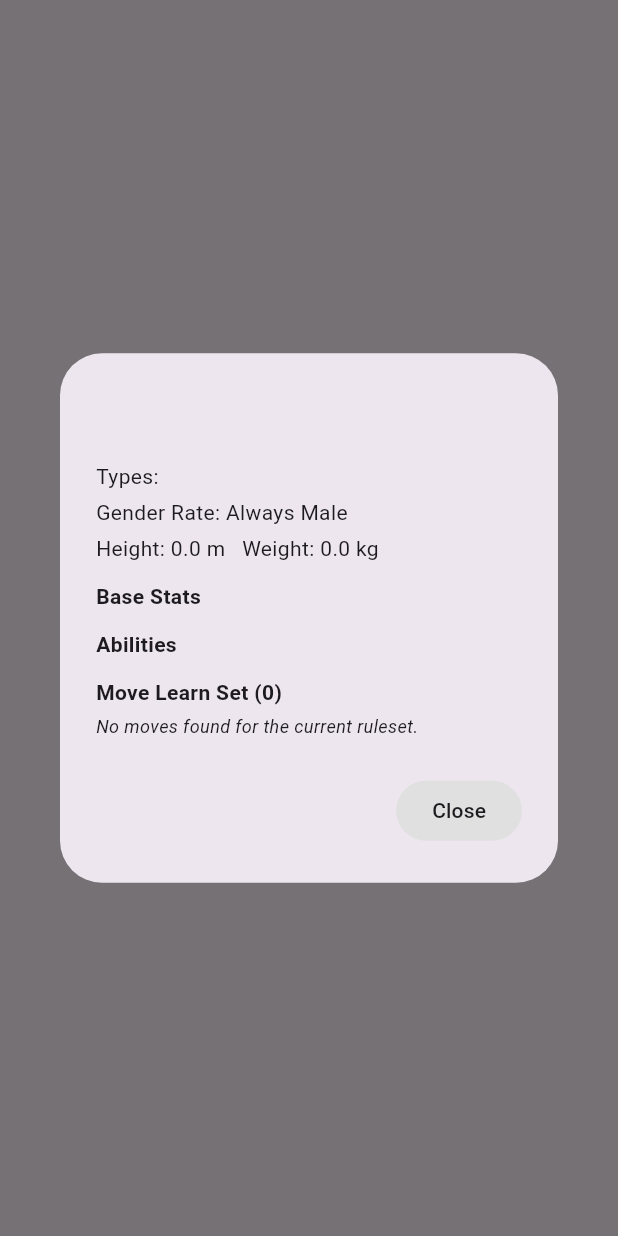
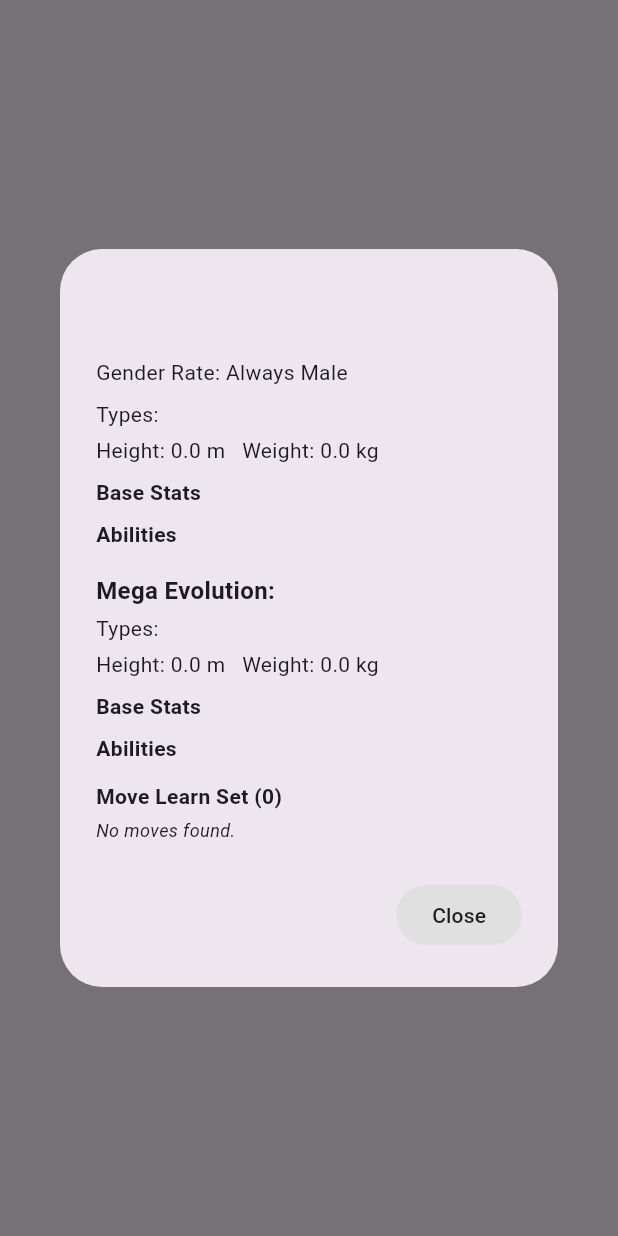
Before and after one commit to gitbackerZ/VGCCLegacy, a Flutter app: what showPokemonInfoDialog() shows on an empty page, opened directly with empty values, on a phone screen of 412 x 824 dp. Run offline on Flutter 3.47's test engine with Material 3 defaults, Android fonts, the phone set to English and light mode, and no system bars; our stand-ins replace shared_preferences; accounts and stored records are empty; network calls fail.

Commit message:
polished learnset fetching as well as local indexing. megaforms now included.

```diff
--- a/lib/dialogs/team_builder/pokemon_info_dialog.dart
+++ b/lib/dialogs/team_builder/pokemon_info_dialog.dart
@@ -2,7 +2,12 @@
 import '../../models/pokemon_details.dart';
 import '../../theme/adaptive_field_theme.dart';
 
-Future<void> showPokemonInfoDialog(BuildContext context, PokemonDetails details) {
+Future<void> showPokemonInfoDialog(
+  BuildContext context,
+  PokemonDetails details, {
+  PokemonDetails? megaDetails,
+  String? megaFormName,
+}) {
   String genderRateLabel(int rate) {
     if (rate == -1) return 'Genderless';
     if (rate == 0) return 'Always Male';
@@ -11,12 +16,25 @@
     return '$femalePercent% Female / ${100 - femalePercent}% Male';
   }
 
-  final movesByMethod = <String, List<LearnableMove>>{};
-  for (final m in details.moveLearnSet) {
-    movesByMethod.putIfAbsent(m.learnMethod, () => []).add(m);
+  Widget buildSection(PokemonDetails d) {
+    return Column(
+      crossAxisAlignment: CrossAxisAlignment.start,
+      mainAxisSize: MainAxisSize.min,
+      children: [
+        Text('Types: ${d.types.map((t) => t.toUpperCase()).join(' / ')}'),
+        const SizedBox(height: 4),
+        Text(
+            'Height: ${d.heightMeters.toStringAsFixed(1)} m   Weight: ${d.weightKilograms.toStringAsFixed(1)} kg'),
+        const SizedBox(height: 8),
+        const Text('Base Stats', style: TextStyle(fontWeight: FontWeight.bold)),
+        ...d.baseStats.entries.map((e) => Text('${e.key}: ${e.value}')),
+        const SizedBox(height: 8),
+        const Text('Abilities', style: TextStyle(fontWeight: FontWeight.bold)),
+        ...d.abilities.map(
+            (a) => Text('${a['name']}${a['isHidden'] == true ? ' (Hidden)' : ''}')),
+      ],
+    );
   }
-  movesByMethod['level-up']
-      ?.sort((a, b) => (a.levelLearnedAt ?? 0).compareTo(b.levelLearnedAt ?? 0));
 
   return showDialog(
     context: context,
@@ -29,42 +47,30 @@
             crossAxisAlignment: CrossAxisAlignment.start,
             mainAxisSize: MainAxisSize.min,
             children: [
-              Text('Types: ${details.types.map((t) => t.toUpperCase()).join(' / ')}'),
-              const SizedBox(height: 4),
               Text('Gender Rate: ${genderRateLabel(details.genderRate)}'),
-              const SizedBox(height: 4),
-              Text(
-                  'Height: ${details.heightMeters.toStringAsFixed(1)} m   Weight: ${details.weightKilograms.toStringAsFixed(1)} kg'),
-              const SizedBox(height: 12),
-              const Text('Base Stats', style: TextStyle(fontWeight: FontWeight.bold)),
-              ...details.baseStats.entries.map((e) => Text('${e.key}: ${e.value}')),
-              const SizedBox(height: 12),
-              const Text('Abilities', style: TextStyle(fontWeight: FontWeight.bold)),
-              ...details.abilities.map(
-                  (a) => Text('${a['name']}${a['isHidden'] == true ? ' (Hidden)' : ''}')),
+              const SizedBox(height: 8),
+              buildSection(details),
+              if (megaDetails != null) ...[
+                const SizedBox(height: 16),
+                Text('Mega Evolution: ${megaFormName ?? megaDetails.name}',
+                    style: const TextStyle(fontWeight: FontWeight.bold, fontSize: 16)),
+                const SizedBox(height: 4),
+                buildSection(megaDetails),
+              ],
               const SizedBox(height: 12),
               Text('Move Learn Set (${details.moveLearnSet.length})',
                   style: const TextStyle(fontWeight: FontWeight.bold)),
               const SizedBox(height: 4),
               if (details.moveLearnSet.isEmpty)
                 const Text(
-                  'No moves found for the current ruleset.',
+                  'No moves found.',
                   style: TextStyle(fontSize: 12, fontStyle: FontStyle.italic),
                 )
               else
-                for (final method in movesByMethod.keys) ...[
-                  Text(method.toUpperCase(),
-                      style: const TextStyle(fontWeight: FontWeight.w600, fontSize: 12)),
-                  Text(
-                    movesByMethod[method]!
-                        .map((m) => m.levelLearnedAt != null
-                            ? '${m.name} (Lv ${m.levelLearnedAt})'
-                            : m.name)
-                        .join(', '),
-                    style: const TextStyle(fontSize: 12),
-                  ),
-                  const SizedBox(height: 8),
-                ],
+                Text(
+                  details.moveLearnSet.join(', '),
+                  style: const TextStyle(fontSize: 12),
+                ),
             ],
           ),
         ),
```
Also changed, not shown: lib/models/pokemon_details.dart (+10 -38 lines), lib/screens/team_builder.dart (+39 -22 lines), lib/services/pokeapi_service.dart (+81 -127 lines), lib/services/raw_api_cache.dart (added, +82 -0 lines).
